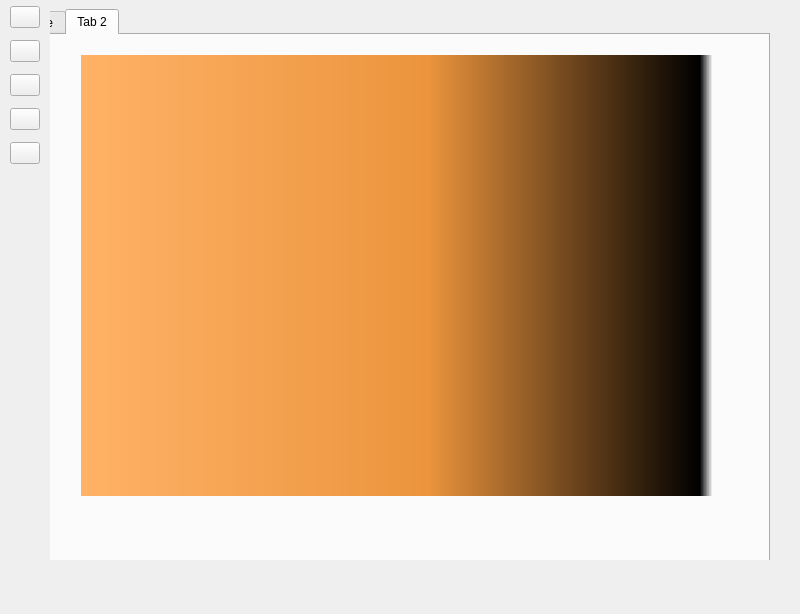
The window that GUI/Navigation.ui (Prof-Adrian-Mueller/Agile_Roboticsystems_Laborstrasse) describes before a commit, drawn with Qt 5.
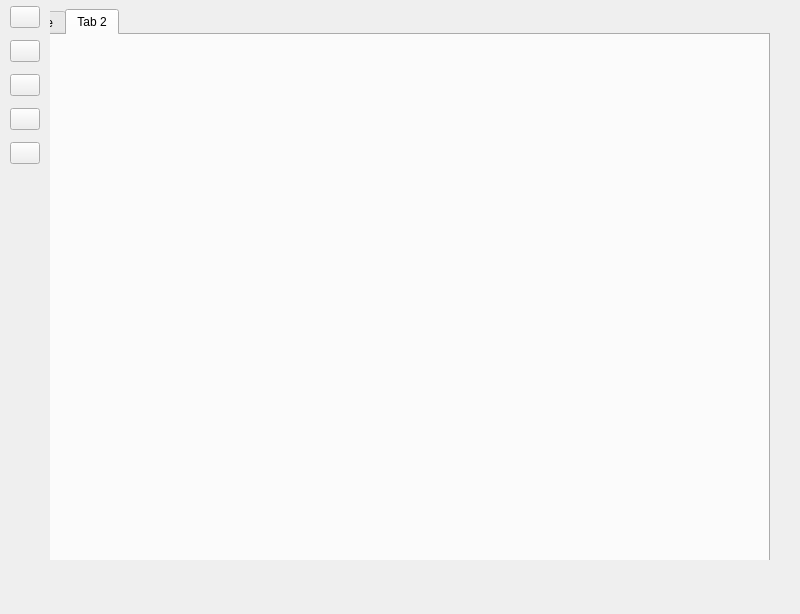
The same window after the commit. The open tabs and pages were chosen to show the change. Icons and pictures are not drawn.

The edit to the form file:
```diff
--- a/GUI/Navigation.ui
+++ b/GUI/Navigation.ui
@@ -206,18 +206,12 @@
         <widget class="QWidget" name="dragndroptest" native="true">
          <property name="geometry">
           <rect>
-           <x>60</x>
-           <y>20</y>
-           <width>631</width>
-           <height>441</height>
+           <x>29</x>
+           <y>19</y>
+           <width>711</width>
+           <height>531</height>
           </rect>
          </property>
-         <property name="acceptDrops">
-          <bool>true</bool>
-         </property>
-         <property name="styleSheet">
-          <string notr="true">background-color:qlineargradient(spread:pad, x1:0, y1:0, x2:1, y2:0, stop:0 rgba(255, 178, 102, 255), stop:0.55 rgba(235, 148, 61, 255), stop:0.98 rgba(0, 0, 0, 255), stop:1 rgba(0, 0, 0, 0))</string>
-         </property>
         </widget>
        </widget>
       </widget>
```
Left out of the diff: 4 changed lines with no effect on the pictures.
